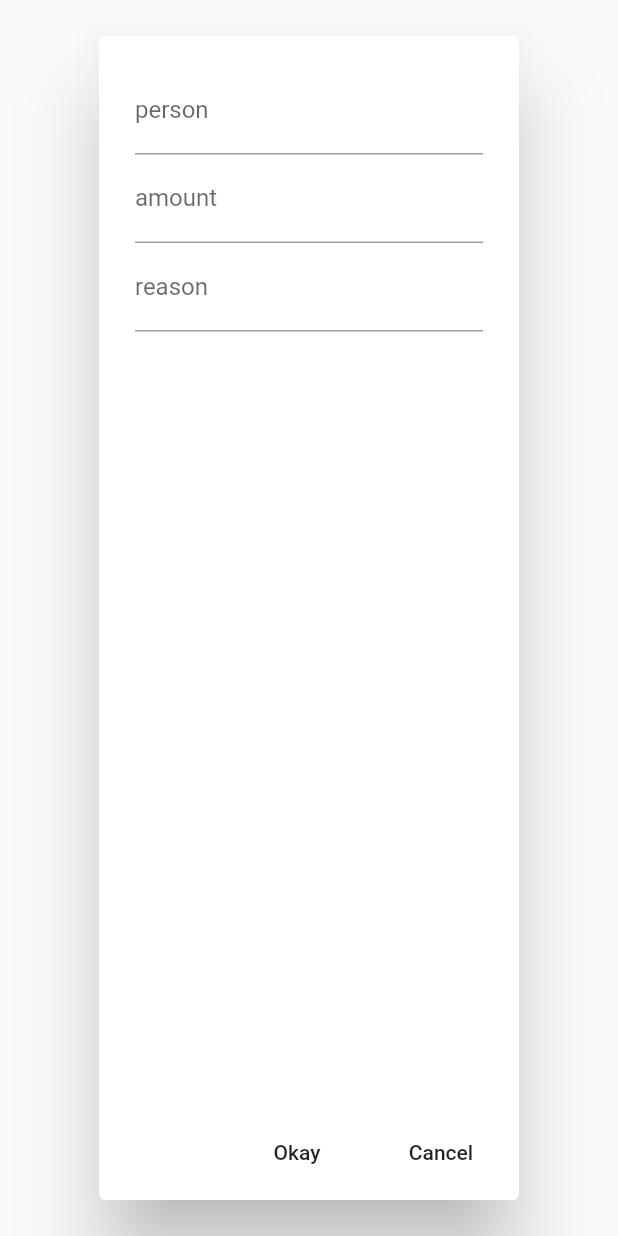
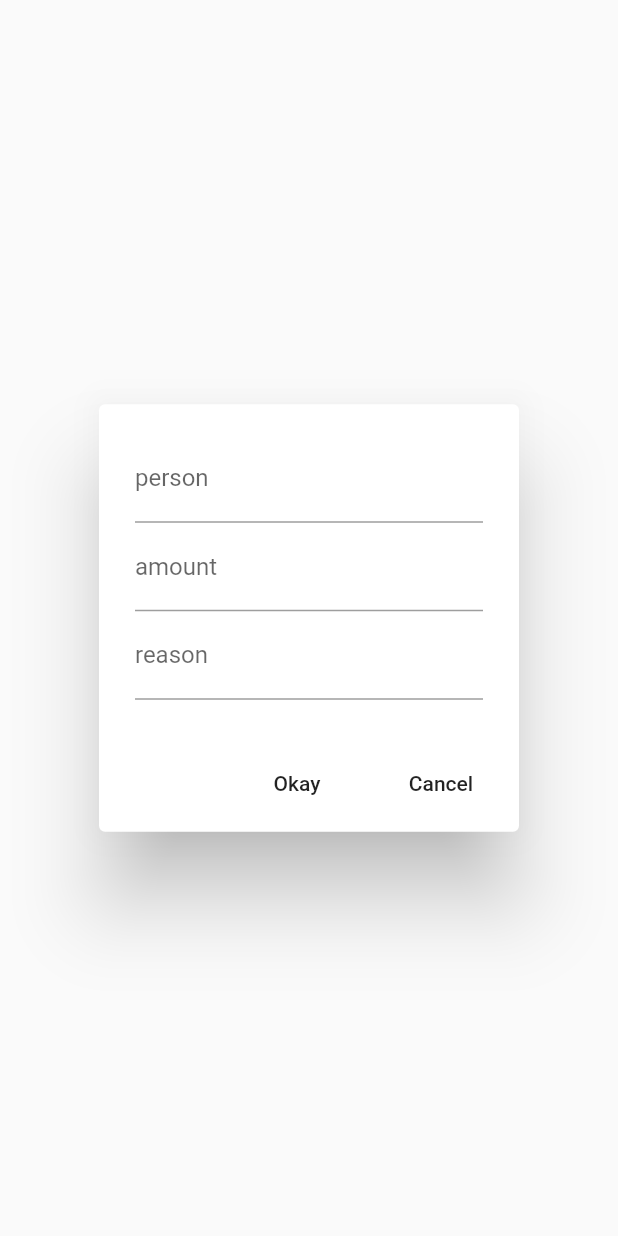
Before and after one commit to Amjad50/DebtDiary, a Flutter app: the NewDebtDialog widget shown alone on an empty page, opened directly, on a phone screen of 412 x 824 dp. Run offline on Flutter 3.47's test engine with Material 2 defaults, Android fonts, the phone set to English and light mode, and no system bars; our stand-ins replace sqflite; accounts and stored records are empty; statements that could not run were skipped.

Commit message:
BugFix: fixed long dialog

```diff
--- a/lib/DataBaseHandler.dart
+++ b/lib/DataBaseHandler.dart
@@ -1,5 +1,3 @@
-import 'dart:ui';
-
 import 'package:debtdiary/Debt.dart';
 import 'package:sqflite/sqflite.dart';
 import 'package:path/path.dart';
--- a/lib/UI/NewDialog.dart
+++ b/lib/UI/NewDialog.dart
@@ -47,6 +47,7 @@ class _NewDebtDialogState extends State<NewDebtDialog> {
         ),
       ],
       content: Column(
+        mainAxisSize: MainAxisSize.min,
         children: <Widget>[
           TextField(
             maxLines: 1,
@@ -78,8 +79,9 @@ class _NewDebtDialogState extends State<NewDebtDialog> {
           TextField(
             decoration: InputDecoration(labelText: 'reason'),
             onChanged: (value) => setState(() => _reason = value),
-            )
+          ),
         ],
-        ));
+      ),
+    );
   }
 }
```
Lines whose indentation alone changed are shown as unchanged.
